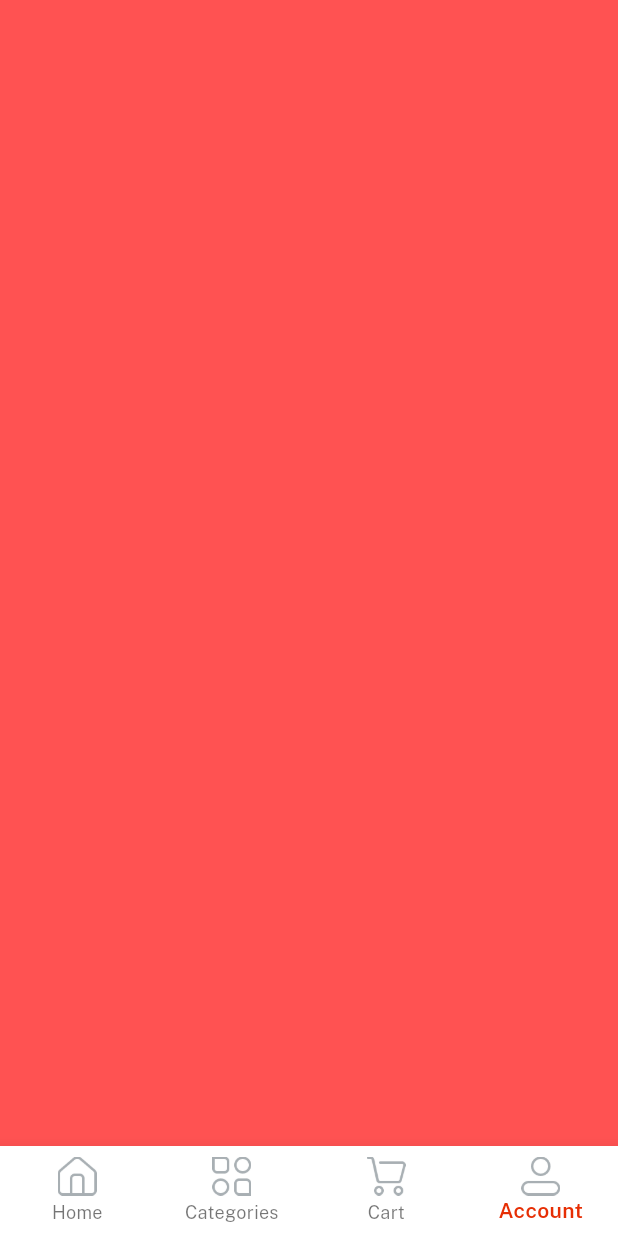
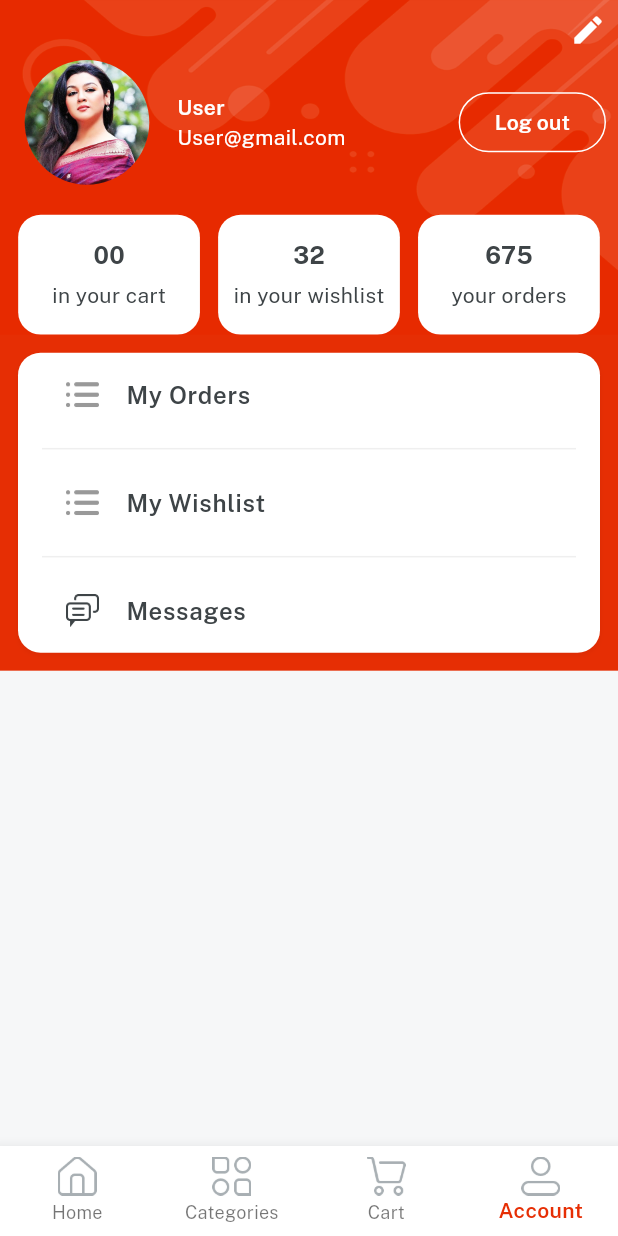
Before and after one commit to PraveenBimsara/CodeAlpha_E-Mart, a Flutter app: the Home screen opened directly, item 4 of the bottom bar chosen, on a phone screen of 412 x 824 dp. Run offline on Flutter 3.47's test engine with Material 3 defaults, Android fonts, the phone set to English and light mode, and no system bars; our stand-ins replace get, velocity_x.

Commit message:
Creating profile screen

```diff
--- a/lib/consts/lists.dart
+++ b/lib/consts/lists.dart
@@ -46,3 +46,6 @@ const itemDetailButtonList = [
   returnPolicy,
   supportPolicy
 ];
+
+const profileButtonList = [orders, wishlist, message];
+const profileButtonIcons = [icOrder, icOrder, icMessages];
--- a/lib/consts/strings.dart
+++ b/lib/consts/strings.dart
@@ -58,3 +58,7 @@ const video = "Video",
     returnPolicy = "Return Policy",
     supportPolicy = "Support Policy",
     productsYouMayLike = "Products you may also like";
+
+//profile strings
+
+const wishlist = "My Wishlist", orders = "My Orders", message = "Messages";
--- a/lib/views/cart_screen/cart_screen.dart
+++ b/lib/views/cart_screen/cart_screen.dart
@@ -1,3 +1,4 @@
+import 'package:e_mart/consts/consts.dart';
 import 'package:flutter/material.dart';
 
 class CartScreen extends StatelessWidget {
@@ -6,7 +7,12 @@ class CartScreen extends StatelessWidget {
   @override
   Widget build(BuildContext context) {
     return Container(
-      color: Colors.purple,
+      color: Colors.white,
+      child: "Cart is Empty!"
+          .text
+          .fontFamily(semibold)
+          .color(darkFontGrey)
+          .makeCentered(),
     );
   }
 }
--- /dev/null
+++ b/lib/views/profile_screen/components/details_card.dart
@@ -0,0 +1,13 @@
+import 'package:e_mart/consts/consts.dart';
+import 'package:flutter/material.dart';
+
+Widget detailsCard({width, String? count, String? title}) {
+  return Column(
+    mainAxisAlignment: MainAxisAlignment.center,
+    children: [
+      count!.text.fontFamily(bold).color(darkFontGrey).size(16).make(),
+      5.heightBox,
+      title!.text.color(darkFontGrey).make(),
+    ],
+  ).box.white.rounded.width(width).height(80).padding(EdgeInsets.all(4)).make();
+}
--- a/lib/views/profile_screen/profile_screen.dart
+++ b/lib/views/profile_screen/profile_screen.dart
@@ -1,3 +1,8 @@
+import 'package:e_mart/consts/consts.dart';
+import 'package:e_mart/consts/lists.dart';
+import 'package:e_mart/views/profile_screen/components/details_card.dart';
+import 'package:e_mart/widgets_common/bg_widget.dart';
+import 'package:flutter/cupertino.dart';
 import 'package:flutter/material.dart';
 
 class ProfileScreen extends StatelessWidget {
@@ -5,8 +10,109 @@ class ProfileScreen extends StatelessWidget {
 
   @override
   Widget build(BuildContext context) {
-    return Container(
-      color: Colors.redAccent,
+    return bgWidget(
+      child: Scaffold(
+        body: SafeArea(
+            child: Column(
+          children: [
+            //edit profile button
+            Padding(
+              padding: const EdgeInsets.all(8.0),
+              child: const Align(
+                alignment: Alignment.topRight,
+                child: Icon(
+                  Icons.edit,
+                  color: whiteColor,
+                ),
+              ).onTap(() {}),
+            ),
+
+            //Users details section
+            Padding(
+              padding: const EdgeInsets.symmetric(horizontal: 8.0),
+              child: Row(
+                children: [
+                  Image.asset(
+                    imgProfile2,
+                    width: 100,
+                    fit: BoxFit.cover,
+                  ).box.roundedFull.clip(Clip.antiAlias).make(),
+                  10.widthBox,
+                  Expanded(
+                      child: Column(
+                    crossAxisAlignment: CrossAxisAlignment.start,
+                    children: [
+                      "User".text.fontFamily(semibold).white.make(),
+                      "User@gmail.com".text.white.make(),
+                    ],
+                  )),
+                  OutlinedButton(
+                      style: OutlinedButton.styleFrom(
+                        side: const BorderSide(
+                          color: whiteColor,
+                        ),
+                      ),
+                      onPressed: () {},
+                      child: "Log out".text.fontFamily(semibold).white.make())
+                ],
+              ),
+            ),
+            20.heightBox,
+            Row(
+              mainAxisAlignment: MainAxisAlignment.spaceEvenly,
+              children: [
+                detailsCard(
+                    count: "00",
+                    title: "in your cart",
+                    width: context.screenWidth / 3.4),
+                detailsCard(
+                    count: "32",
+                    title: "in your wishlist",
+                    width: context.screenWidth / 3.4),
+                detailsCard(
+                    count: "675",
+                    title: "your orders",
+                    width: context.screenWidth / 3.4),
+              ],
+            ),
+
+            //button section
+
+            ListView.separated(
+              shrinkWrap: true,
+              separatorBuilder: (context, index) {
+                return const Divider(
+                  color: lightGrey,
+                );
+              },
+              itemCount: profileButtonList.length,
+              itemBuilder: (BuildContext context, int index) {
+                return ListTile(
+                  leading: Image.asset(
+                    profileButtonIcons[index],
+                    width: 22,
+                  ),
+                  title: profileButtonList[index]
+                      .text
+                      .fontFamily(semibold)
+                      .color(darkFontGrey)
+                      .make(),
+                );
+              },
+            )
+                .box
+                .white
+                .rounded
+                .margin(EdgeInsets.all(12))
+                .padding(EdgeInsets.symmetric(horizontal: 16))
+                .shadowSm
+                .make()
+                .box
+                .color(redColor)
+                .make(),
+          ],
+        )),
+      ),
     );
   }
 }
```
